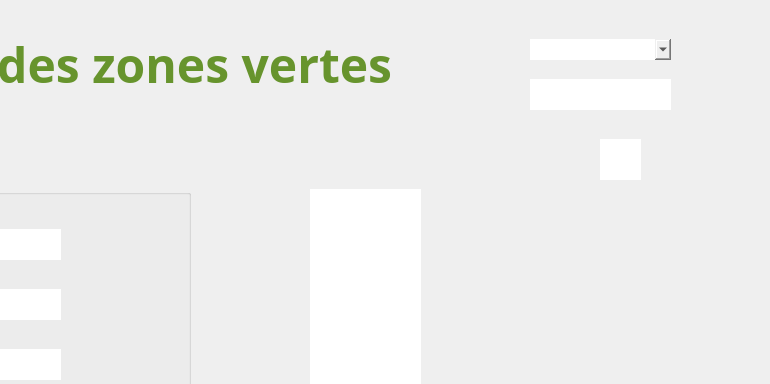
First picture: the form in mainwindow.ui, repository IbriRima/Smart_Municipality_2A3, before the edit; both pictures show x 399 to 1169 and y 0 to 384 of the 1169 by 673 pixel window.
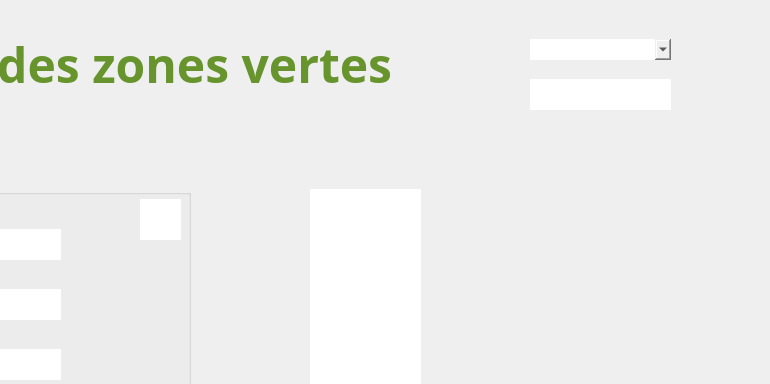
Second picture: the form after the edit. The open tabs and pages were chosen to show the change. Icons and pictures are not drawn. Custom widgets are drawn as their Qt base class.

```diff
--- a/mainwindow.ui
+++ b/mainwindow.ui
@@ -2960,6 +2960,49 @@
         <bool>true</bool>
        </property>
       </widget>
+      <widget class="QPushButton" name="pushButton_Irrigat">
+       <property name="geometry">
+        <rect>
+         <x>340</x>
+         <y>10</y>
+         <width>111</width>
+         <height>111</height>
+        </rect>
+       </property>
+       <property name="styleSheet">
+        <string notr="true">#pushButton_Irrigat {
+background-color: transparent;
+border-image: none;
+background: none;
+border: none;
+background-repeat: none;
+}
+</string>
+       </property>
+       <property name="text">
+        <string/>
+       </property>
+      </widget>
+      <widget class="QGraphicsView" name="Notif_irrigation">
+       <property name="geometry">
+        <rect>
+         <x>400</x>
+         <y>10</y>
+         <width>41</width>
+         <height>41</height>
+        </rect>
+       </property>
+       <property name="styleSheet">
+        <string notr="true">#Notif_irrigation{
+background-color: transparent;
+border-image: url(:notif.png);;
+background: none;
+border: transparent;
+background-repeat: none;
+}
+</string>
+       </property>
+      </widget>
      </widget>
      <widget class="QTableView" name="tableView_ZV">
       <property name="geometry">
@@ -3081,49 +3124,6 @@
        <number>-1</number>
       </property>
      </widget>
-     <widget class="QPushButton" name="pushButton_Irrigat">
-      <property name="geometry">
-       <rect>
-        <x>940</x>
-        <y>140</y>
-        <width>111</width>
-        <height>111</height>
-       </rect>
-      </property>
-      <property name="styleSheet">
-       <string notr="true">#pushButton_Irrigat {
-background-color: transparent;
-border-image: none;
-background: none;
-border: none;
-background-repeat: none;
-}
-</string>
-      </property>
-      <property name="text">
-       <string/>
-      </property>
-     </widget>
-     <widget class="QGraphicsView" name="Notif_irrigation">
-      <property name="geometry">
-       <rect>
-        <x>1000</x>
-        <y>140</y>
-        <width>41</width>
-        <height>41</height>
-       </rect>
-      </property>
-      <property name="styleSheet">
-       <string notr="true">#Notif_irrigation{
-background-color: transparent;
-border-image: url(:notif.png);;
-background: none;
-border: transparent;
-background-repeat: none;
-}
-</string>
-      </property>
-     </widget>
      <zorder>groupBox</zorder>
      <zorder>label_22</zorder>
      <zorder>pushButton_Ajout_ZV</zorder>
```
Left out of the diff: 4 changed lines with no effect on the pictures.
